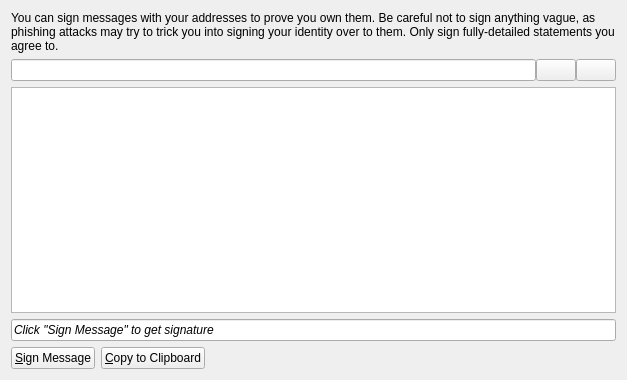
First picture: the form in src/qt/forms/messagepage.ui, repository raffermeko/bitcoin, before the edit.
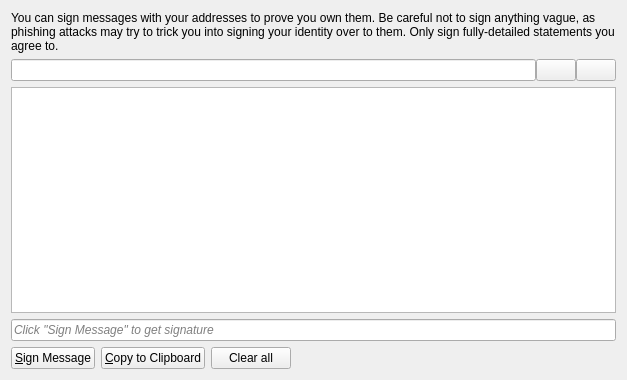
Second picture: the form after the edit. Icons and pictures are not drawn. Custom widgets are drawn as their Qt base class.

Commit message: add a clear all button to the sign message page

```diff
--- a/src/qt/forms/messagepage.ui
+++ b/src/qt/forms/messagepage.ui
@@ -101,12 +101,12 @@
        <italic>true</italic>
       </font>
      </property>
-     <property name="text">
-      <string>Click &quot;Sign Message&quot; to get signature</string>
-     </property>
      <property name="readOnly">
       <bool>true</bool>
      </property>
+     <property name="placeholderText">
+      <string>Click &quot;Sign Message&quot; to get signature</string>
+     </property>
     </widget>
    </item>
    <item>
@@ -139,6 +139,20 @@
        </property>
       </widget>
      </item>
+     <item>
+      <widget class="QPushButton" name="clearButton">
+       <property name="toolTip">
+        <string>Reset all sign message fields</string>
+       </property>
+       <property name="text">
+        <string>Clear all</string>
+       </property>
+       <property name="icon">
+        <iconset resource="../bitcoin.qrc">
+         <normaloff>:/icons/remove</normaloff>:/icons/remove</iconset>
+       </property>
+      </widget>
+     </item>
      <item>
       <spacer name="horizontalSpacer">
        <property name="orientation">
```
The commit also changes 2 other files.
